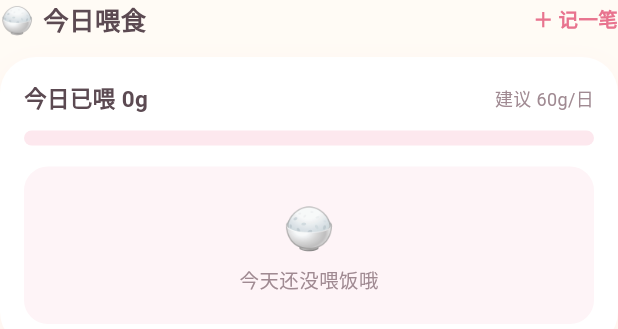
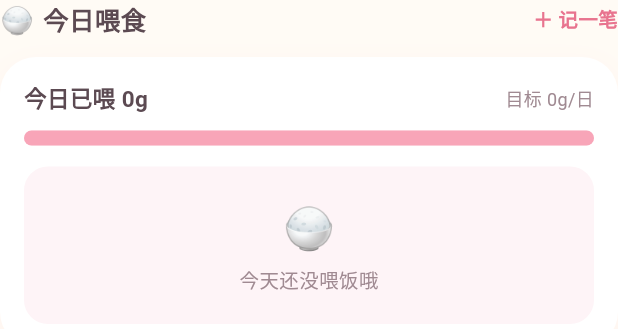
Before and after one commit to lvliang666666/ecat, a Flutter app: the _TodayFeedSection widget shown alone on an empty page, opened directly with empty values, on a phone screen of 412 x 824 dp. Shown: the top 329 px of the screen. Run offline on Flutter 3.47's test engine with Material 3 defaults, Android fonts, the phone set to English and light mode, and no system bars; our stand-ins replace fl_chart, shared_preferences; accounts and stored records are empty.

Commit message:
feat(feed): 每日喂食目标个性化，每猫可设目标克数
- Cat 模型新增 dailyFoodGoal 字段（默认 60g，旧数据 JSON 兼容回退）
- 猫咪表单新增「每日喂食目标」输入项（留空回退默认值）
- 首页喂食进度条与目标文案改用当前猫咪的目标值

```diff
--- a/lib/pages/home_page.dart
+++ b/lib/pages/home_page.dart
@@ -16,9 +16,6 @@ import 'quick_record.dart';
 
 // 转出快捷记录入口：main.dart 通过本文件即可使用 openQuickRecord
 export 'quick_record.dart' show openQuickRecord;
-
-/// 每日建议喂食量默认值（g），仅用于无猫咪时的兜底展示
-const double kDailyFoodGoal = Cat.defaultDailyFoodGoal;
 
 /// 首页「今天」：一眼看清今天喂了多少、体重如何、有什么提醒
 class TodayPage extends StatefulWidget {
@@ -56,6 +53,7 @@ class _TodayPageState extends State<TodayPage> {
           _TodayFeedSection(
             feeds: store.feedsOn(now),
             grams: store.todayFoodGrams(now),
+            goal: cat.dailyFoodGoal,
           ),
           const SizedBox(height: 20),
           _HealthRemindSection(
@@ -240,7 +238,12 @@ class _CatProfileCard extends StatelessWidget {
 class _TodayFeedSection extends StatelessWidget {
   final List<FeedLog> feeds;
   final double grams;
-  const _TodayFeedSection({required this.feeds, required this.grams});
+  final double goal; // 当前猫咪的每日喂食目标（g）
+  const _TodayFeedSection({
+    required this.feeds,
+    required this.grams,
+    required this.goal,
+  });
 
   // 喂食类型 → emoji
   static const Map<String, String> _feedEmoji = {
@@ -283,9 +286,9 @@ class _TodayFeedSection extends StatelessWidget {
                     ),
                   ),
                   const Spacer(),
-                  const Text(
-                    '建议 60g/日',
-                    style: TextStyle(fontSize: 12, color: AppColors.textSub),
+                  Text(
+                    '目标 ${_fmtG(goal)}g/日',
+                    style: const TextStyle(fontSize: 12, color: AppColors.textSub),
                   ),
                 ],
               ),
@@ -303,9 +306,9 @@ class _TodayFeedSection extends StatelessWidget {
     );
   }
 
-  /// 粉色圆角进度条（相对每日建议量）
+  /// 粉色圆角进度条（相对当前猫咪的每日目标）
   Widget _progressBar() {
-    final p = (grams / kDailyFoodGoal).clamp(0.0, 1.0).toDouble();
+    final p = (grams / goal).clamp(0.0, 1.0).toDouble();
     return Container(
       height: 10,
       decoration: BoxDecoration(
```
